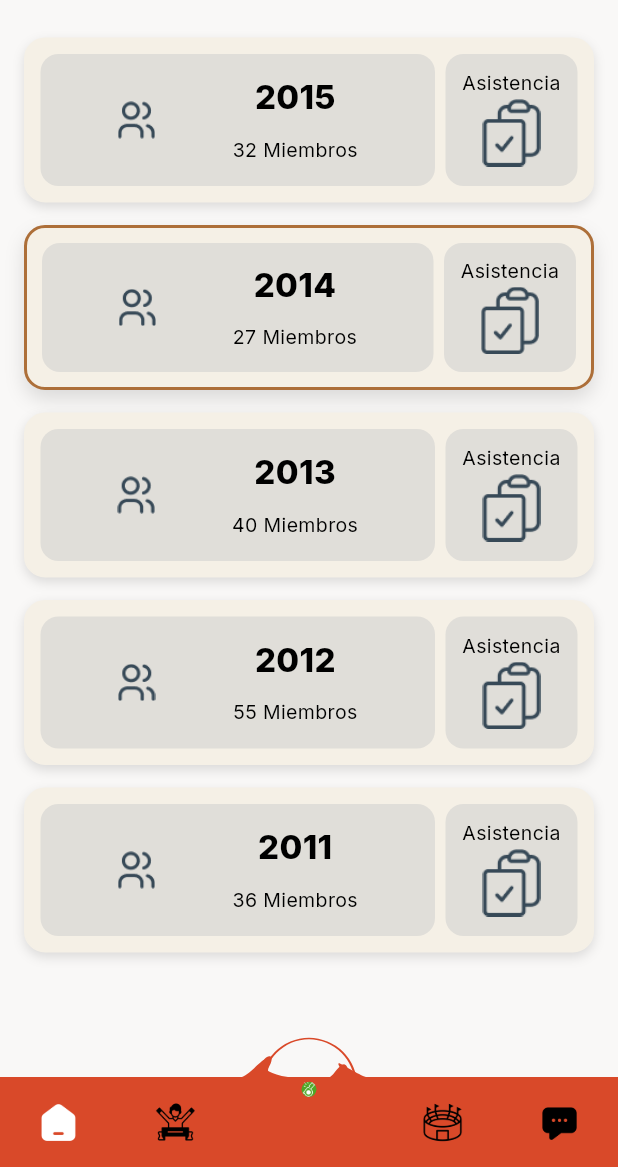
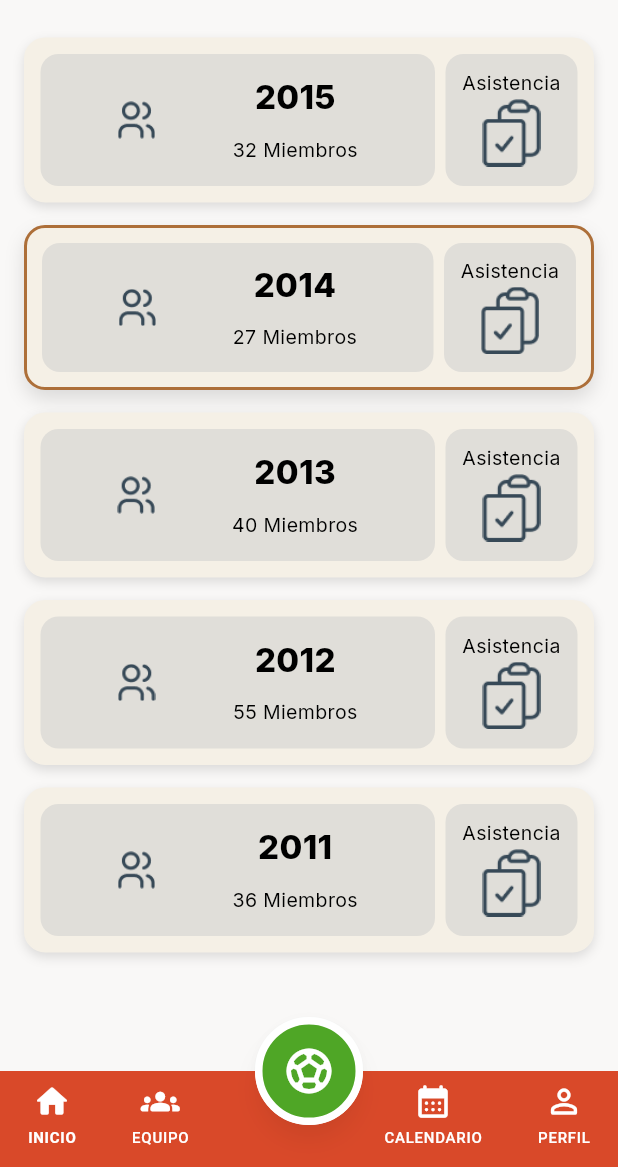
Before and after one commit to Elkinssm/flutter_init, a Flutter app: the CategoryScreen screen opened by its route, on a phone screen of 412 x 824 dp, the part 69-1236 px from its top. Run offline on Flutter 3.47's test engine with Material 3 defaults, Android fonts, the phone set to English and light mode, and no system bars; our stand-ins replace dio, flutter_riverpod, go_router, google_fonts, image_picker, syncfusion_flutter_charts and 1 more.

Commit message:
refactor: integrate Floating Action Button into

```diff
--- a/lib/presentation/widgets/custom_navigation_bottom_appbar/custom_bottom_appbar.dart
+++ b/lib/presentation/widgets/custom_navigation_bottom_appbar/custom_bottom_appbar.dart
@@ -1,181 +1,180 @@
 import 'package:coach_app/config/router/app_router.dart';
 import 'package:coach_app/presentation/providers/selected_icon_provider.dart';
-import 'package:coach_app/presentation/widgets/widgets.dart';
 import 'package:flutter/material.dart';
 import 'package:flutter_riverpod/flutter_riverpod.dart';
-import 'package:coach_app/presentation/helpers/responsive.dart';
 import 'package:go_router/go_router.dart';
 
 class CustomBottomAppbar extends ConsumerWidget {
   const CustomBottomAppbar({super.key});
 
+  static const _orange = Color.fromRGBO(217, 73, 41, 1);
+  static const _greenFab = Color.fromRGBO(79, 166, 38, 1);
+
   @override
   Widget build(BuildContext context, WidgetRef ref) {
     final selectedIndex = ref.watch(selectedIconProvider);
-
     final bottomInset = MediaQuery.of(context).padding.bottom;
-    final barBaseH = 60.0;
-    final totalH = barBaseH + bottomInset;
-
-    final whiteCurveH = barBaseH;
-    final orangeCurveH = barBaseH;
-    final orangelineH = barBaseH;
-    final blockBarH = barBaseH;
-
-    final iconSize = isPhone(context) ? ts(context, 24) : ts(context, 26);
-    final gapForFab = isPhone(context) ? wp(context, 0.16) : wp(context, 0.18);
+    const barHeight = 64.0;
+    final totalHeight = barHeight + bottomInset;
 
     return SizedBox(
-      height: totalH,
+      height: totalHeight,
       child: Stack(
         alignment: Alignment.bottomCenter,
+        clipBehavior: Clip.none,
         children: [
-          Positioned.fill(
-            child: Align(
-              alignment: Alignment.bottomCenter,
-              child: SizedBox(
-                height: orangeCurveH,
-                width: double.infinity,
-                child: CustomPaint(
-                  painter: CurvedBarPainterOrange(context: context),
+          // Barra naranja con esquinas redondeadas abajo
+          Positioned(
+            left: 0,
+            right: 0,
+            bottom: 0,
+            child: Container(
+              height: barHeight + bottomInset,
+              decoration: const BoxDecoration(
+                color: _orange,
+              ),
+              child: SafeArea(
+                top: false,
+                child: Padding(
+                  padding: EdgeInsets.only(bottom: bottomInset > 0 ? bottomInset : 6),
+                  child: Row(
+                    mainAxisAlignment: MainAxisAlignment.spaceAround,
+                    crossAxisAlignment: CrossAxisAlignment.center,
+                    children: [
+                      _NavItem(
+                        label: 'INICIO',
+                        icon: Icons.home_rounded,
+                        isSelected: selectedIndex == 0,
+                        onTap: () {
+                          ref.read(selectedIconProvider.notifier).state = 0;
+                          final route = currentUserRole == 'coach'
+                              ? '/coach_screen'
+                              : '/player_screen';
+                          context.go(route);
+                        },
+                      ),
+                      _NavItem(
+                        label: 'EQUIPO',
+                        icon: Icons.groups_rounded,
+                        isSelected: selectedIndex == 1,
+                        onTap: () {
+                          ref.read(selectedIconProvider.notifier).state = 1;
+                          context.push('/my_teams_screen');
+                        },
+                      ),
+                      const SizedBox(width: 72),
+                      _NavItem(
+                        label: 'CALENDARIO',
+                        icon: Icons.calendar_month_rounded,
+                        isSelected: selectedIndex == 2,
+                        onTap: () {
+                          ref.read(selectedIconProvider.notifier).state = 2;
+                          context.push('/category_screen');
+                        },
+                      ),
+                      _NavItem(
+                        label: 'PERFIL',
+                        icon: Icons.person_outline_rounded,
+                        isSelected: selectedIndex == 3,
+                        onTap: () {
+                          ref.read(selectedIconProvider.notifier).state = 3;
+                          final route = currentUserRole == 'coach'
+                              ? '/coach_screen'
+                              : '/player_screen';
+                          context.go(route);
+                        },
+                      ),
+                    ],
+                  ),
                 ),
               ),
             ),
           ),
-          Positioned.fill(
-            child: Align(
-              alignment: Alignment.bottomCenter,
-              child: SizedBox(
-                height: whiteCurveH,
-                width: double.infinity,
-                child: CustomPaint(
-                  painter: CurvedBarPainterWhite(context: context),
-                ),
-              ),
-            ),
-          ),
-          Positioned.fill(
-            child: Align(
-              alignment: Alignment.bottomCenter,
-              child: SizedBox(
-                height: orangelineH,
-                width: double.infinity,
-                child: CustomPaint(
-                  painter: CurvedLinePainterOrange(context: context),
-                ),
-              ),
-            ),
-          ),
-          Positioned.fill(
-            child: Align(
-              alignment: Alignment.bottomCenter,
-              child: SizedBox(
-                height: orangelineH,
-                width: double.infinity,
-                child: CustomPaint(
-                  painter: CurvedLine2PainterOrange(context: context),
-                ),
-              ),
-            ),
-          ),
-          Positioned.fill(
-            child: CustomPaint(
-              painter: BlockBarPainterOrange(),
-              size: Size.fromHeight(blockBarH),
-            ),
-          ),
+          // FAB central (balón) que sobresale por encima de la barra
           Positioned(
             left: 0,
             right: 0,
-            bottom: bottomInset * 0.5,
-            child: SizedBox(
-              height: barBaseH,
-              child: Row(
-                mainAxisAlignment: MainAxisAlignment.spaceAround,
-                children: [
-                  _buildIcon(
-                    context,
-                    ref,
-                    0,
-                    selectedIndex,
-                    'home',
-                    iconSize,
-                    ontap: () {
-                      // Navegar según el rol del usuario
-                      final homeRoute = currentUserRole == 'coach'
-                          ? '/coach_screen'
-                          : '/player_screen';
-                      context.go(homeRoute);
-                    },
-                  ),
-                  _buildIcon(
-                    context,
-                    ref,
-                    1,
-                    selectedIndex,
-                    'winner',
-                    iconSize,
-                    ontap: () => context.push('/assistance_screen'),
-                  ),
-                  SizedBox(width: gapForFab),
-                  _buildIcon(
-                    context,
-                    ref,
-                    2,
-                    selectedIndex,
-                    'stadium',
-                    iconSize,
-                    ontap: () => context.push('/category_screen'),
-                  ),
-                  _buildIcon(
-                    context,
-                    ref,
-                    3,
-                    selectedIndex,
-                    'message',
-                    iconSize,
-                  ),
-                ],
-              ),
+            bottom: bottomInset + barHeight - 36,
+            child: const Center(
+              child: _CenterFab(),
             ),
           ),
         ],
       ),
     );
   }
+}
 
-  Widget _buildIcon(
-    BuildContext context,
-    WidgetRef ref,
-    int index,
-    int selectedIndex,
-    String name,
-    double iconSize, {
-    VoidCallback? ontap,
-  }) {
-    final isSelected = selectedIndex == index;
-    final imagePath =
-        isSelected
-            ? 'assets/images/$name-100.png'
-            : 'assets/images/$name-black-100.png';
+class _NavItem extends StatelessWidget {
+  const _NavItem({
+    required this.label,
+    required this.icon,
+    required this.isSelected,
+    required this.onTap,
+  });
 
-    final tapBox = isPhone(context) ? 48.0 : 52.0;
+  final String label;
+  final IconData icon;
+  final bool isSelected;
+  final VoidCallback onTap;
 
+  @override
+  Widget build(BuildContext context) {
     return InkWell(
+      onTap: onTap,
       borderRadius: BorderRadius.circular(12),
-      onTap: () {
-        ref.read(selectedIconProvider.notifier).state = index;
-        ontap?.call();
-      },
-      child: SizedBox(
-        width: tapBox,
-        height: tapBox,
-        child: Center(
-          child: Image.asset(
-            imagePath,
-            height: iconSize,
-            width: iconSize,
-            fit: BoxFit.contain,
+      child: Padding(
+        padding: const EdgeInsets.symmetric(horizontal: 8, vertical: 6),
+        child: Column(
+          mainAxisSize: MainAxisSize.min,
+          mainAxisAlignment: MainAxisAlignment.center,
+          children: [
+            Icon(
+              icon,
+              size: 26,
+              color: Colors.white,
+            ),
+            const SizedBox(height: 4),
+            Text(
+              label,
+              style: TextStyle(
+                color: Colors.white,
+                fontSize: 10,
+                fontWeight: isSelected ? FontWeight.w700 : FontWeight.w500,
+                letterSpacing: 0.5,
+              ),
+            ),
+          ],
+        ),
+      ),
+    );
+  }
+}
+
+class _CenterFab extends StatelessWidget {
+  const _CenterFab();
+
+  @override
+  Widget build(BuildContext context) {
+    return Material(
+      elevation: 6,
+      shadowColor: Colors.black26,
+      shape: const CircleBorder(),
+      child: InkWell(
+        onTap: () => context.push('/selected_team_screen', extra: 'Equipo'),
+        customBorder: const CircleBorder(),
+        child: Container(
+          width: 72,
+          height: 72,
+          decoration: BoxDecoration(
+            shape: BoxShape.circle,
+            color: CustomBottomAppbar._greenFab,
+            border: Border.all(color: Colors.white, width: 5),
+          ),
+          child: const Icon(
+            Icons.sports_soccer_rounded,
+            color: Colors.white,
+            size: 36,
           ),
         ),
       ),
--- a/lib/presentation/widgets/custom_navigation_bottom_appbar/custom_floating_action_button.dart
+++ b/lib/presentation/widgets/custom_navigation_bottom_appbar/custom_floating_action_button.dart
@@ -1,51 +1,12 @@
 import 'package:flutter/material.dart';
-import 'package:coach_app/presentation/helpers/responsive.dart';
-import 'package:go_router/go_router.dart';
 
+/// El FAB central ahora está integrado en [CustomBottomAppbar].
+/// Este widget se deja vacío para no duplicar el botón en el Scaffold.
 class CustomFloatingActionButton extends StatelessWidget {
   const CustomFloatingActionButton({super.key});
 
   @override
   Widget build(BuildContext context) {
-    final bottomInset = MediaQuery.of(context).size.height;
-
-    double fabSize;
-    fabSize =
-        isSmallPhone(context)
-            ? 52.0
-            : isPhone(context)
-            ? 48.0
-            : isSmallTablet(context)
-            ? 34.0
-            : isLargeTablet(context)
-            ? 38.0
-            : 10.0;
-
-    final iconSize =
-        isSmallPhone(context)
-            ? ts(context, 22)
-            : (isPhone(context) ? ts(context, 24) : ts(context, 26));
-
-    return Transform.translate(
-      offset: Offset(0, -(-bottomInset * 0.01)),
-      child: SizedBox(
-        width: fabSize,
-        height: fabSize,
-        child: FloatingActionButton(
-          onPressed:
-              () => context.push('/selected_team_screen', extra: 'Equipo'),
-          elevation: 0,
-          highlightElevation: 0,
-          shape: const CircleBorder(),
-          backgroundColor: const Color.fromRGBO(79, 166, 38, 1),
-          child: Image.asset(
-            'assets/images/whistle-96.png',
-            height: iconSize,
-            width: iconSize,
-            fit: BoxFit.contain,
-          ),
-        ),
-      ),
-    );
+    return const SizedBox.shrink();
   }
 }
```
